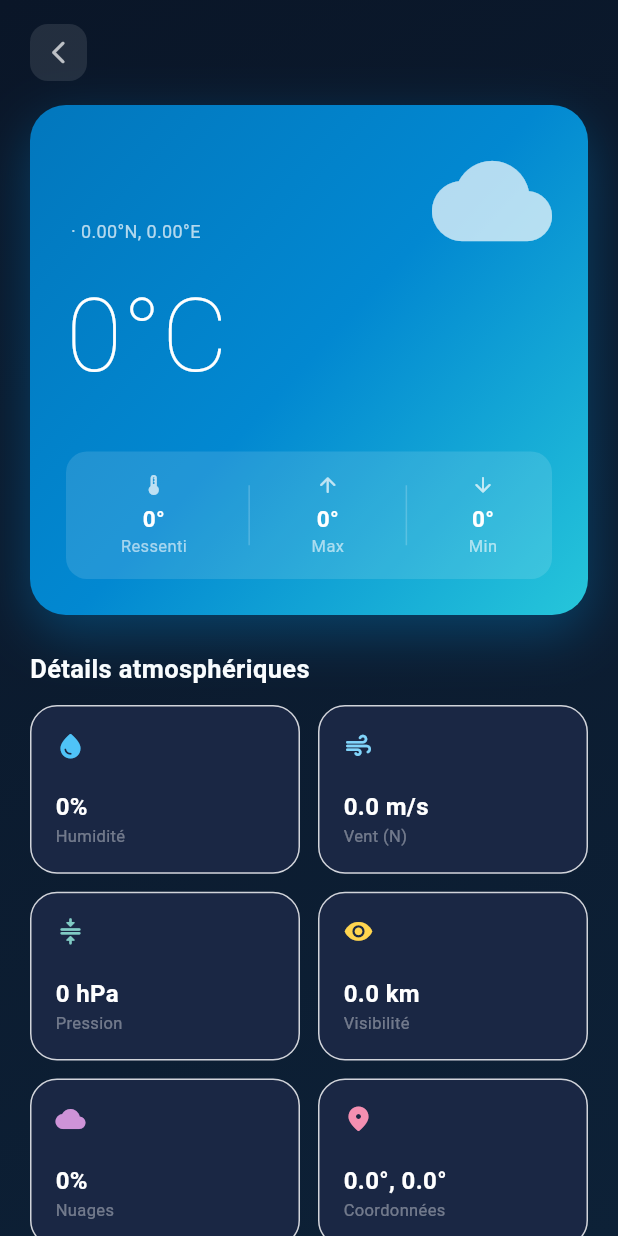
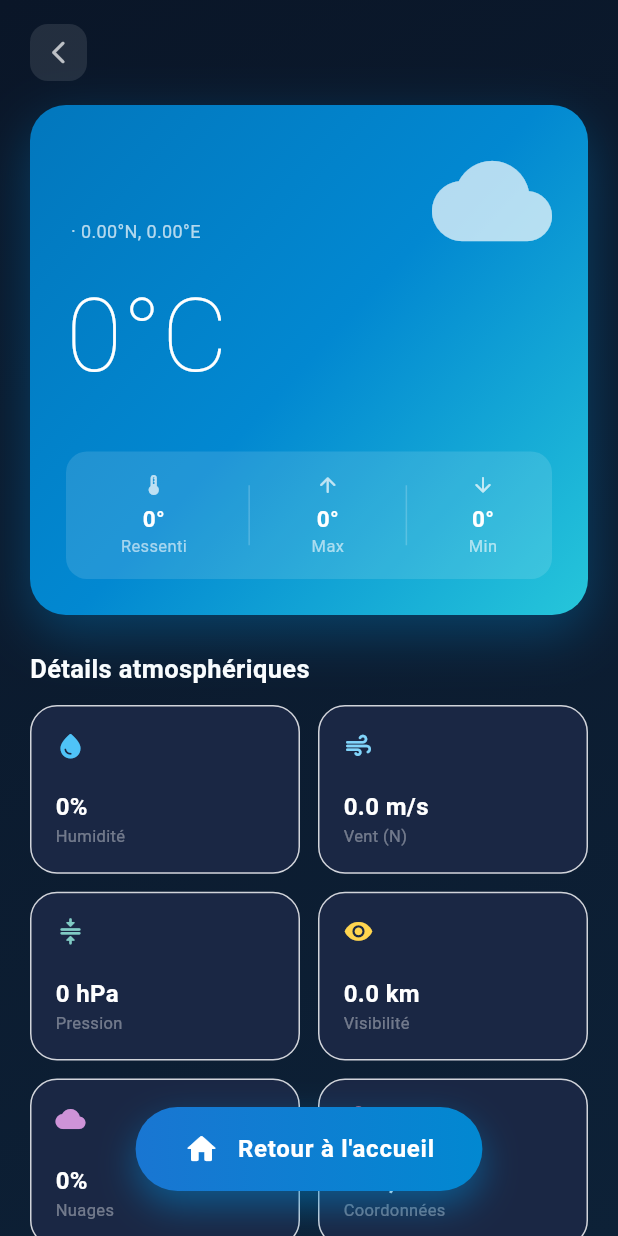
Before and after one commit to Bineta582/Application_meteo_flutter, a Flutter app: the CityDetailScreen screen opened directly with empty values, on a phone screen of 412 x 824 dp. Run offline on Flutter 3.47's test engine with Material 3 defaults, Android fonts, the phone set to English and light mode, and no system bars; our stand-ins replace dio, google_maps_flutter, shared_preferences; accounts and stored records are empty; network calls fail; Roboto replaces fonts that are missing (SF Pro Display).

Commit message:
Nouvelles Modifications

```diff
--- a/lib/screens/city_detail_screen.dart
+++ b/lib/screens/city_detail_screen.dart
@@ -2,8 +2,9 @@ import 'package:flutter/material.dart';
 import 'package:google_maps_flutter/google_maps_flutter.dart';
 import 'package:meteo_app/models/meteo_data.dart';
 import 'package:provider/provider.dart';
-import '../models/meteo_data.dart';
 import '../providers/theme_provider.dart';
+import '../providers/meteo_provider.dart';
+import 'home_screen.dart';
 
 // ────────────────────────────────
 // Widgets helpers pour la page détail
@@ -222,8 +223,58 @@ class _CityDetailScreenState extends State<CityDetailScreen>
                 SliverToBoxAdapter(child: _buildStatsGrid(weather, isDark)),
                 SliverToBoxAdapter(child: _buildSunCard(weather, isDark)),
                 SliverToBoxAdapter(child: _buildInlineMap(weather, isDark)),
-                const SliverToBoxAdapter(child: SizedBox(height: 30)),
+                const SliverToBoxAdapter(child: SizedBox(height: 100)),
               ],
+            ),
+          ),
+          // Bouton Back fixe en bas pour retourner au tableau de bord
+          Positioned(
+            bottom: 30,
+            left: 0,
+            right: 0,
+            child: Center(
+              child: GestureDetector(
+                onTap: () {
+                  // Réinitialiser le provider et retourner à la page d'accueil
+                  context.read<MeteoProvider>().reset();
+                  Navigator.of(context).pushAndRemoveUntil(
+                    MaterialPageRoute(builder: (_) => const HomeScreen()),
+                        (route) => false,
+                  );
+                },
+                child: Container(
+                  padding: const EdgeInsets.symmetric(horizontal: 32, vertical: 16),
+                  decoration: BoxDecoration(
+                    gradient: const LinearGradient(
+                      colors: [Color(0xFF1976D2), Color(0xFF0288D1)],
+                    ),
+                    borderRadius: BorderRadius.circular(30),
+                    boxShadow: [
+                      BoxShadow(
+                        color: const Color(0xFF0288D1).withOpacity(0.5),
+                        blurRadius: 20,
+                        offset: const Offset(0, 10),
+                      ),
+                    ],
+                  ),
+                  child: const Row(
+                    mainAxisSize: MainAxisSize.min,
+                    children: [
+                      Icon(Icons.home_rounded, color: Colors.white, size: 24),
+                      SizedBox(width: 12),
+                      Text(
+                        'Retour à l\'accueil',
+                        style: TextStyle(
+                          color: Colors.white,
+                          fontSize: 16,
+                          fontWeight: FontWeight.w700,
+                          letterSpacing: 0.5,
+                        ),
+                      ),
+                    ],
+                  ),
+                ),
+              ),
             ),
           ),
         ],
@@ -287,19 +338,26 @@ class _CityDetailScreenState extends State<CityDetailScreen>
           Row(
             mainAxisAlignment: MainAxisAlignment.spaceBetween,
             children: [
-              Column(
+              Expanded(
+                child: Column(
                   crossAxisAlignment: CrossAxisAlignment.start,
                   children: [
                     Text(weather.cityName,
+                        overflow: TextOverflow.ellipsis,
+                        maxLines: 1,
                         style: const TextStyle(
                             color: Colors.white,
                             fontSize: 28,
                             fontWeight: FontWeight.w800)),
                     Text(
                         '${weather.country} · ${weather.latitude.toStringAsFixed(2)}°N, ${weather.longitude.toStringAsFixed(2)}°E',
+                        overflow: TextOverflow.ellipsis,
+                        maxLines: 1,
                         style: const TextStyle(color: Colors.white70, fontSize: 12)),
                   ],
                 ),
+              ),
+              const SizedBox(width: 12),
               Image.network(weather.iconUrl,
                   width: 80,
                   height: 80,
--- a/lib/screens/home_screen.dart
+++ b/lib/screens/home_screen.dart
@@ -268,7 +268,7 @@ class _HomeScreenState extends State<HomeScreen>
 
           // Titre
           Text(
-            'Bienvenue sur\nMétéoFlow 🌤',
+            'Bienvenue sur\nMétéoVision ',
             textAlign: TextAlign.center,
             style: TextStyle(
               fontSize: 32,
@@ -427,7 +427,7 @@ class _AnimatedButtonState extends State<_AnimatedButton>
                 ),
               ),
               SizedBox(width: 10),
-              Icon(Icons.rocket_launch_rounded, color: Colors.white, size: 20),
+
             ],
           ),
         ),
```
Also changed, not shown: lib/config/api_keys.dart (added, +8 -0 lines), lib/screens/loading_screen.dart (+7 -3 lines), 3 other files. Lines whose indentation alone changed are shown as unchanged.
